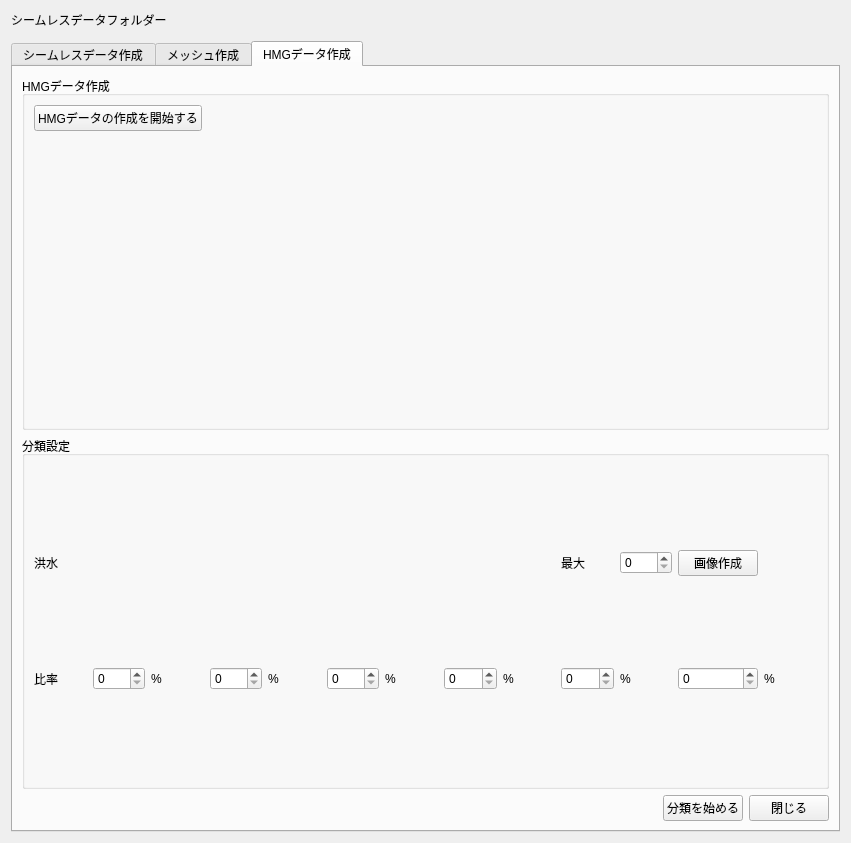
This is ui/main_window.ui in 0712kazu/HazardMapGame_tool as Qt 5 draws it before an edit. The edited form follows.
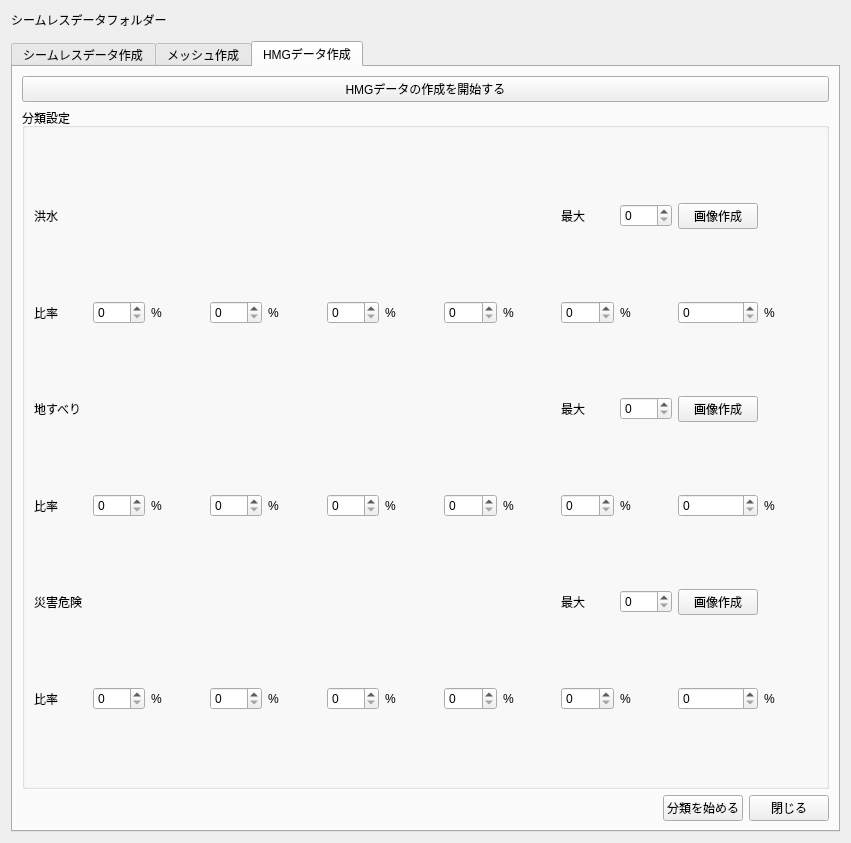
This is the edited form. The open tabs and pages were chosen to show the change. Custom widgets are drawn as their Qt base class.

```diff
--- a/ui/main_window.ui
+++ b/ui/main_window.ui
@@ -653,21 +653,21 @@
       </attribute>
       <layout class="QGridLayout" name="gridLayout_2">
        <item row="1" column="0">
-        <widget class="QGroupBox" name="groupBox_hmgdatagenerate">
+        <!-- <widget class="QGroupBox" name="groupBox_hmgdatagenerate">
          <property name="title">
           <string>HMGデータ作成</string>
          </property>
          <layout class="QFormLayout" name="formLayout">
-          <item row="0" column="0">
+          <item row="0" column="0"> -->
            <widget class="QPushButton" name="pushButton_processhmg">
             <property name="text">
              <string>HMGデータの作成を開始する</string>
             </property>
            </widget>
           </item>
-         </layout>
-        </widget>
-         </item>
+         <!-- </layout>
+        </widget> -->
+         <!-- </item> -->
         <!-- CLASSIFICATION -->
         <item row="2" column="0">
         <widget class="QGroupBox" name="groupBox_5">
@@ -677,7 +677,8 @@
          <!-- Classification 1: Flood  -->
            <!-- title, max breaks, show graph button line -->
          <layout class="QGridLayout" name="gridLayout_classifwidget">
-            <item row="0" column="0">
+         <!-- Classification 2: Flood  -->
+            <item row="2" column="0">
               <widget class="QLabel" name="label_classif_title_kozui">
                <property name="text">
                 <string>洪水</string>
@@ -690,27 +691,25 @@
                 </property>
               </widget>
             </item>
-            <item row="0" column="9">
+            <item row="2" column="9">
               <widget class="QLabel" name="label_classif_max_kozui">
                <property name="text">
                 <string>最大</string>
                </property>
               </widget>
             </item>
-            <item row="0" column="10">
+            <item row="2" column="10">
               <widget class="QSpinBox" name="classif_nbmax_kozui"/>
              </item>
-            <item row="0" column="11">
+            <item row="2" column="11">
              <widget class="QPushButton" name="classif_showgraph_kozui">
               <property name="text">
                <string>画像作成</string>
               </property>
              </widget>
             </item>
-            <!-- </layout>
-            <layout class="QGridLayout" name="gridLayout_percentwidget"> -->
             <!-- breaks line -->
-            <item row="1" column="0">
+            <item row="3" column="0">
               <widget class="QLabel" name="label_classif_values_kozui">
                <property name="text">
                 <string>比率</string>
@@ -723,66 +722,276 @@
                 </property>
               </widget>
             </item>
-            <item row="1" column="1">
+            <item row="3" column="1">
               <widget class="QSpinBox" name="classif_percent_1_kozui"/>
              </item>
-            <item row="1" column="2">
+            <item row="3" column="2">
               <widget class="QLabel" name="label_percent_1_kozui">
                <property name="text">
                 <string>%</string>
                </property>
               </widget>
             </item>
-            <item row="1" column="3">
+            <item row="3" column="3">
               <widget class="QSpinBox" name="classif_percent_2_kozui"/>
              </item>
-            <item row="1" column="4">
+            <item row="3" column="4">
               <widget class="QLabel" name="label_percent_2_kozui">
                <property name="text">
                 <string>%</string>
                </property>
               </widget>
             </item>
-            <item row="1" column="5">
+            <item row="3" column="5">
               <widget class="QSpinBox" name="classif_percent_3_kozui"/>
              </item>
-            <item row="1" column="6">
+            <item row="3" column="6">
               <widget class="QLabel" name="label_percent_3_kozui">
                <property name="text">
                 <string>%</string>
                </property>
               </widget>
             </item>
-            <item row="1" column="7">
+            <item row="3" column="7">
               <widget class="QSpinBox" name="classif_percent_4_kozui"/>
              </item>
-            <item row="1" column="8">
+            <item row="3" column="8">
               <widget class="QLabel" name="label_percent_4_kozui">
                <property name="text">
                 <string>%</string>
                </property>
               </widget>
             </item>
-            <item row="1" column="9">
+            <item row="3" column="9">
               <widget class="QSpinBox" name="classif_percent_5_kozui"/>
              </item>
-            <item row="1" column="10">
+            <item row="3" column="10">
               <widget class="QLabel" name="label_percent_5_kozui">
                <property name="text">
                 <string>%</string>
                </property>
               </widget>
             </item>
-            <item row="1" column="11">
+            <item row="3" column="11">
               <widget class="QSpinBox" name="classif_percent_6_kozui"/>
              </item>
-            <item row="1" column="12">
+            <item row="3" column="12">
               <widget class="QLabel" name="label_percent_6_kozui">
                <property name="text">
                 <string>%</string>
                </property>
               </widget>
             </item>
+        <!-- Classification 5: Landslip  -->
+            <item row="8" column="0">
+              <widget class="QLabel" name="label_classif_title_jisuberi">
+               <property name="text">
+                <string>地すべり</string>
+               </property>
+               <property name="maximumSize">
+                <size>
+                    <width>60</width>
+                    <height>100</height>
+                </size>
+                </property>
+              </widget>
+            </item>
+            <item row="8" column="9">
+              <widget class="QLabel" name="label_classif_max_jisuberi">
+               <property name="text">
+                <string>最大</string>
+               </property>
+              </widget>
+            </item>
+            <item row="8" column="10">
+              <widget class="QSpinBox" name="classif_nbmax_jisuberi"/>
+             </item>
+            <item row="8" column="11">
+             <widget class="QPushButton" name="classif_showgraph_jisuberi">
+              <property name="text">
+               <string>画像作成</string>
+              </property>
+             </widget>
+            </item>
+            <!-- breaks line -->
+            <item row="9" column="0">
+              <widget class="QLabel" name="label_classif_values_jisuberi">
+               <property name="text">
+                <string>比率</string>
+               </property>
+               <property name="maximumSize">
+                <size>
+                    <width>60</width>
+                    <height>100</height>
+                </size>
+                </property>
+              </widget>
+            </item>
+            <item row="9" column="1">
+              <widget class="QSpinBox" name="classif_percent_1_jisuberi"/>
+             </item>
+            <item row="9" column="2">
+              <widget class="QLabel" name="label_percent_1_jisuberi">
+               <property name="text">
+                <string>%</string>
+               </property>
+              </widget>
+            </item>
+            <item row="9" column="3">
+              <widget class="QSpinBox" name="classif_percent_2_jisuberi"/>
+             </item>
+            <item row="9" column="4">
+              <widget class="QLabel" name="label_percent_2_jisuberi">
+               <property name="text">
+                <string>%</string>
+               </property>
+              </widget>
+            </item>
+            <item row="9" column="5">
+              <widget class="QSpinBox" name="classif_percent_3_jisuberi"/>
+             </item>
+            <item row="9" column="6">
+              <widget class="QLabel" name="label_percent_3_jisuberi">
+               <property name="text">
+                <string>%</string>
+               </property>
+              </widget>
+            </item>
+            <item row="9" column="7">
+              <widget class="QSpinBox" name="classif_percent_4_jisuberi"/>
+             </item>
+            <item row="9" column="8">
+              <widget class="QLabel" name="label_percent_4_jisuberi">
+               <property name="text">
+                <string>%</string>
+               </property>
+              </widget>
+            </item>
+            <item row="9" column="9">
+              <widget class="QSpinBox" name="classif_percent_5_jisuberi"/>
+             </item>
+            <item row="9" column="10">
+              <widget class="QLabel" name="label_percent_5_jisuberi">
+               <property name="text">
+                <string>%</string>
+               </property>
+              </widget>
+            </item>
+            <item row="9" column="11">
+              <widget class="QSpinBox" name="classif_percent_6_jisuberi"/>
+             </item>
+            <item row="9" column="12">
+              <widget class="QLabel" name="label_percent_6_jisuberi">
+               <property name="text">
+                <string>%</string>
+               </property>
+              </widget>
+            </item>
+        <!-- Classification 6: Saigai risk  -->
+            <item row="10" column="0">
+              <widget class="QLabel" name="label_classif_title_saigai">
+               <property name="text">
+                <string>災害危険</string>
+               </property>
+               <property name="maximumSize">
+                <size>
+                    <width>60</width>
+                    <height>100</height>
+                </size>
+                </property>
+              </widget>
+            </item>
+            <item row="10" column="9">
+              <widget class="QLabel" name="label_classif_max_saigai">
+               <property name="text">
+                <string>最大</string>
+               </property>
+              </widget>
+            </item>
+            <item row="10" column="10">
+              <widget class="QSpinBox" name="classif_nbmax_saigai"/>
+             </item>
+            <item row="10" column="11">
+             <widget class="QPushButton" name="classif_showgraph_saigai">
+              <property name="text">
+               <string>画像作成</string>
+              </property>
+             </widget>
+            </item>
+            <!-- breaks line -->
+            <item row="11" column="0">
+              <widget class="QLabel" name="label_classif_values_saigai">
+               <property name="text">
+                <string>比率</string>
+               </property>
+               <property name="maximumSize">
+                <size>
+                    <width>60</width>
+                    <height>100</height>
+                </size>
+                </property>
+              </widget>
+            </item>
+            <item row="11" column="1">
+              <widget class="QSpinBox" name="classif_percent_1_saigai"/>
+             </item>
+            <item row="11" column="2">
+              <widget class="QLabel" name="label_percent_1_saigai">
+               <property name="text">
+                <string>%</string>
+               </property>
+              </widget>
+            </item>
+            <item row="11" column="3">
+              <widget class="QSpinBox" name="classif_percent_2_saigai"/>
+             </item>
+            <item row="11" column="4">
+              <widget class="QLabel" name="label_percent_2_saigai">
+               <property name="text">
+                <string>%</string>
+               </property>
+              </widget>
+            </item>
+            <item row="11" column="5">
+              <widget class="QSpinBox" name="classif_percent_3_saigai"/>
+             </item>
+            <item row="11" column="6">
+              <widget class="QLabel" name="label_percent_3_saigai">
+               <property name="text">
+                <string>%</string>
+               </property>
+              </widget>
+            </item>
+            <item row="11" column="7">
+              <widget class="QSpinBox" name="classif_percent_4_saigai"/>
+             </item>
+            <item row="11" column="8">
+              <widget class="QLabel" name="label_percent_4_saigai">
+               <property name="text">
+                <string>%</string>
+               </property>
+              </widget>
+            </item>
+            <item row="11" column="9">
+              <widget class="QSpinBox" name="classif_percent_5_saigai"/>
+             </item>
+            <item row="11" column="10">
+              <widget class="QLabel" name="label_percent_5_saigai">
+               <property name="text">
+                <string>%</string>
+               </property>
+              </widget>
+            </item>
+            <item row="11" column="11">
+              <widget class="QSpinBox" name="classif_percent_6_saigai"/>
+             </item>
+            <item row="11" column="12">
+              <widget class="QLabel" name="label_percent_6_saigai">
+               <property name="text">
+                <string>%</string>
+               </property>
+              </widget>
+            </item>
           </layout>
 
         </widget>
```
Left out of the diff: 3 changed lines with no effect on the pictures.
